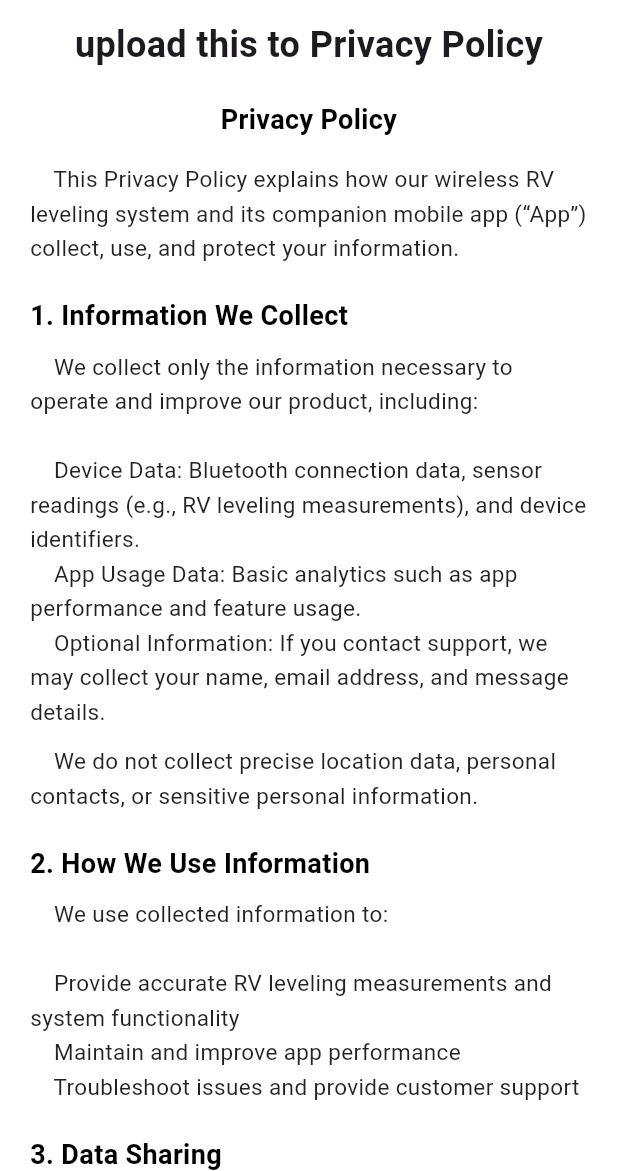
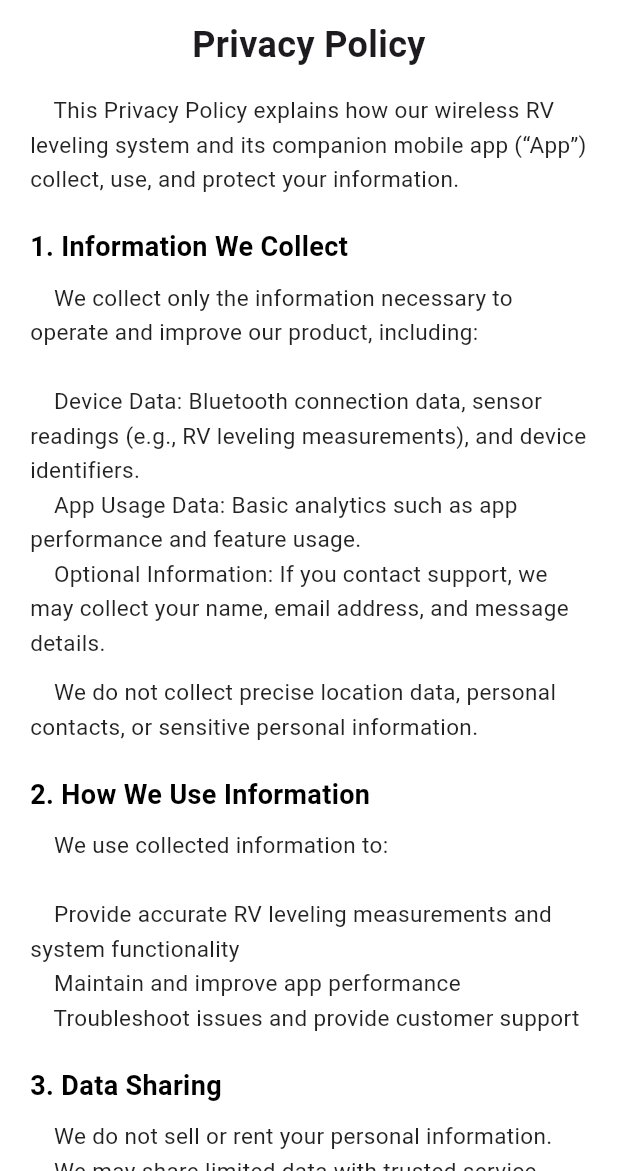
Before and after one commit to dhs964057117/gyrosApp, a Flutter app: the PrivacyPolicyPage screen opened directly, on a phone screen of 412 x 824 dp, the part 65-1236 px from its top. Run offline on Flutter 3.47's test engine with Material 3 defaults, Android fonts, the phone set to English and light mode, and no system bars; our stand-ins replace flutter_blue_plus, permission_handler, shared_preferences; missing offline and left inert: page_flip, torch_light; accounts and stored records are empty; Roboto replaces fonts that are missing (Arial).

Commit message:
1、去除隐私政策页面中的'upload this to Privacy Policy' 2、款默认300 高默认800 3、检验输入限制0-999

```diff
--- a/lib/screens/privacy_policy_page.dart
+++ b/lib/screens/privacy_policy_page.dart
@@ -40,21 +40,11 @@ class PrivacyPolicyPage extends StatelessWidget {
         child: Column(
           crossAxisAlignment: CrossAxisAlignment.start,
           children: [
-            // H1
-            const Center(
-              child: Text(
-                'upload this to Privacy Policy',
-                style: TextStyle(fontSize: 24, fontWeight: FontWeight.bold),
-                textAlign: TextAlign.center,
-              ),
-            ),
-            const SizedBox(height: 20),
-
             // H3
             const Center(
               child: Text(
                 'Privacy Policy',
-                style: headingStyle,
+                style: TextStyle(fontSize: 24, fontWeight: FontWeight.bold),
                 textAlign: TextAlign.center,
               ),
             ),
--- a/lib/services/storage_service.dart
+++ b/lib/services/storage_service.dart
@@ -28,10 +28,10 @@ class StorageService {
   int get tempUnit => _prefs.getInt(keyTempUnit) ?? 1;
   set tempUnit(int value) => _prefs.setInt(keyTempUnit, value);
 
-  double get width => _prefs.getDouble(keyWidth) ?? 266.7;
+  double get width => _prefs.getDouble(keyWidth) ?? 300.0;
   set width(double value) => _prefs.setDouble(keyWidth, value);
 
-  double get height => _prefs.getDouble(keyHeight) ?? 300.2;
+  double get height => _prefs.getDouble(keyHeight) ?? 800.0;
   set height(double value) => _prefs.setDouble(keyHeight, value);
 
   int get orientation => _prefs.getInt(keyOrientation) ?? 1;
```
Also changed, not shown: lib/screens/settings_screen.dart (+20 -2 lines).
